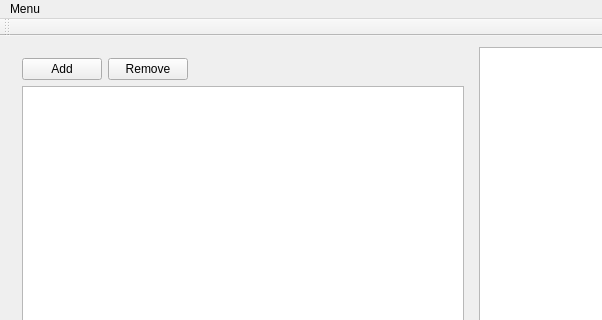
This is src/MainWindow.ui in dsvi/NotesTree as Qt 5 draws it before an edit; both pictures show x 0 to 602 and y 0 to 320 of the 918 by 803 pixel window. The edited form follows.
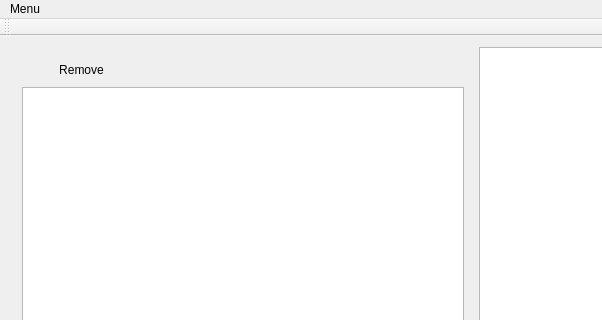
This is the edited form.

Commit message: Add/Remove notes

```diff
--- a/src/MainWindow.ui
+++ b/src/MainWindow.ui
@@ -37,17 +37,29 @@
         <item>
          <layout class="QHBoxLayout" name="horizontalLayout">
           <item>
-           <widget class="QPushButton" name="addNote">
+           <widget class="QToolButton" name="addNote">
             <property name="text">
-             <string>Add</string>
+             <string/>
+            </property>
+            <property name="toolButtonStyle">
+             <enum>Qt::ToolButtonTextBesideIcon</enum>
+            </property>
+            <property name="autoRaise">
+             <bool>true</bool>
             </property>
            </widget>
           </item>
           <item>
-           <widget class="QPushButton" name="removeNote">
+           <widget class="QToolButton" name="removeNote">
             <property name="text">
              <string>Remove</string>
             </property>
+            <property name="toolButtonStyle">
+             <enum>Qt::ToolButtonTextBesideIcon</enum>
+            </property>
+            <property name="autoRaise">
+             <bool>true</bool>
+            </property>
            </widget>
           </item>
           <item>
```
Left out of the diff: 8 changed lines with no effect on the pictures. The commit also changes 16 other files.
